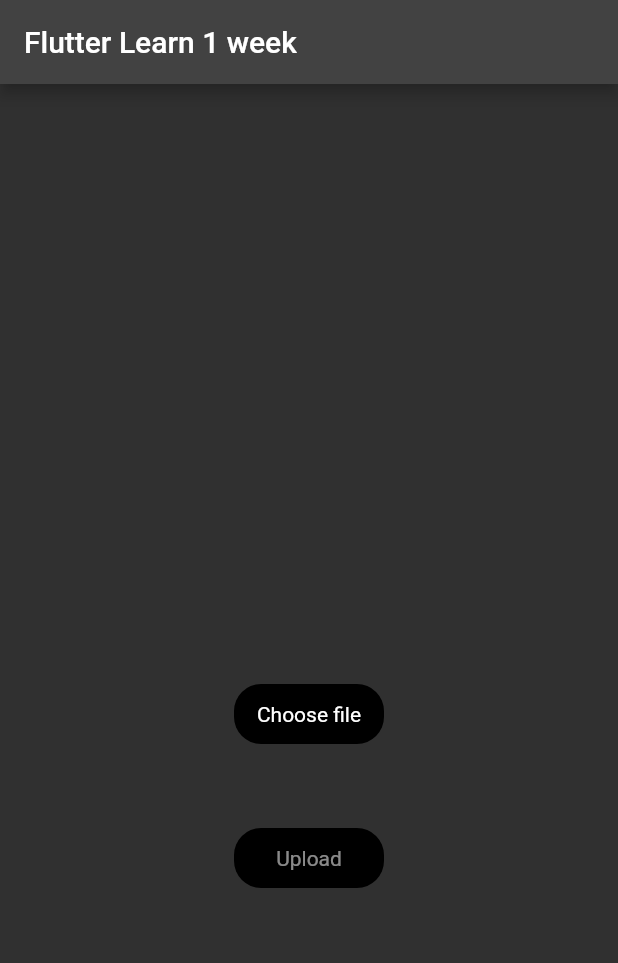
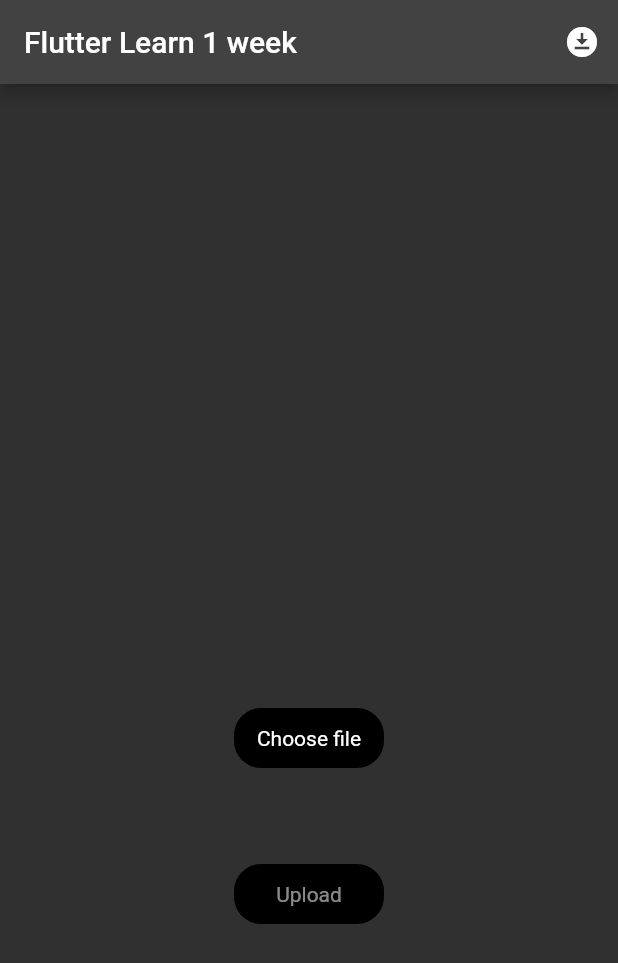
Before and after one commit to PhamVanHaoQuang/flutter_media, a Flutter app: the screen it shows after launch, on a phone screen of 412 x 824 dp. Shown: the top 963 px of the screen. Run offline on Flutter 3.47's test engine with Material 2 defaults, Android fonts, the phone set to English and light mode, and no system bars; our stand-ins replace bloc, chewie, dio, file_picker, firebase_core, firebase_storage and 2 more; accounts and stored records are empty.

Commit message:
flutter --verbose run

```diff
--- a/lib/api/firebase_api.dart
+++ b/lib/api/firebase_api.dart
@@ -8,7 +8,7 @@ class FirebaseApi {
     try {
       final ref = FirebaseStorage.instance.ref(destination);
       return ref.putFile(file);
-    } on FirebaseException catch (e) {
+    } on FirebaseException catch (e, s) {
       print(e);
       return null;
     }
--- a/lib/bloc/file_picker_bloc.dart
+++ b/lib/bloc/file_picker_bloc.dart
@@ -6,8 +6,6 @@ part 'file_picker_state.dart';
 
 class FilePickerBloc extends Bloc<FilePickerEvent, FilePickerState> {
   FilePickerBloc() : super(FilePickerInitial()) {
-    on<FilePickerEvent>((event, emit) {
-      // TODO: implement event handler
-    });
+    on<FilePickerEvent>((event, emit) {});
   }
 }
--- a/lib/file_picker_screen.dart
+++ /dev/null
@@ -1,208 +0,0 @@
-import 'dart:io';
-
-import 'package:file_picker/file_picker.dart';
-import 'package:firebase_storage/firebase_storage.dart';
-import 'package:flutter/material.dart';
-import 'package:flutter_learn/api/firebase_api.dart';
-import 'package:flutter_learn/video_items.dart';
-
-class FilePickerScreen extends StatefulWidget {
-  const FilePickerScreen({Key? key}) : super(key: key);
-
-  @override
-  State<FilePickerScreen> createState() => _FilePickerScreenState();
-}
-
-class _FilePickerScreenState extends State<FilePickerScreen> {
-  PlatformFile? pickerFile;
-  UploadTask? uploadTask;
-  bool isUploadDone = false;
-
-  late Future<ListResult> futureFile;
-  @override
-  void initState() {
-    super.initState();
-    futureFile = FirebaseStorage.instance.ref('/files').list();
-  }
-
-  Future selectFile() async {
-    final result = await FilePicker.platform.pickFiles();
-    if (result == null) return;
-    setState(() {
-      pickerFile = result.files.first;
-    });
-  }
-
-  Future uploadFile() async {
-    final destination = 'files/${pickerFile!.name}';
-    final file = File(pickerFile!.path!);
-    //final ref = FirebaseStorage.instance.ref().child(destination);
-
-    var ref = FirebaseApi.uploadFile(destination, file);
-    setState(() {
-      uploadTask = ref;
-    });
-
-    final snapshot = await uploadTask!;
-
-    setState(() {
-      isUploadDone = true;
-    });
-
-    final urlDownload = await snapshot.ref.getDownloadURL();
-    print('Quang File: $urlDownload');
-
-    setState(() {
-      uploadTask = null;
-    });
-  }
-
-  Future deleteFile() async {
-    setState(() {
-      pickerFile = null;
-      isUploadDone = false;
-    });
-  }
-
-  // Future downloadFile(Reference ref) async {
-  //   final urlDownload = await ref.getDownloadURL();
-
-  //   ///Visible User Gallery
-  //   final dir = await getApplicationDocumentsDirectory();
-  //   final file = File('${dir.path}/${ref.name}');
-  //   await ref.writeToFile(file);
-  // }
-
-  @override
-  Widget build(BuildContext context) {
-    final size = MediaQuery.of(context).size;
-
-    return Column(
-      mainAxisAlignment: MainAxisAlignment.start,
-      children: [
-        (pickerFile != null)
-            ? SizedBox(
-                width: size.width,
-                height: 400,
-                child: Container(
-                  color: Colors.white10,
-                  child: Center(
-                      child: (pickerFile!.name.contains('.jpg') ||
-                              pickerFile!.name.contains('.png'))
-                          ? Image.file(
-                              File(pickerFile!.path!),
-                              width: double.infinity,
-                            )
-                          : VideoItem(
-                              file: File(pickerFile!.path!),
-                              autoplay: true,
-                              looping: false,
-                            )),
-                ))
-            : const SizedBox(
-                height: 400,
-              ),
-
-        // const SizedBox(
-        //   height: 32,
-        // ),
-        InkWell(
-          onTap: () => selectFile(),
-          child: Container(
-            height: 40,
-            width: 100,
-            decoration: BoxDecoration(
-                color: Colors.black, borderRadius: BorderRadius.circular(18)),
-            child: const Center(
-              child: Text(
-                'Choose file',
-                textAlign: TextAlign.center,
-                style: TextStyle(color: Colors.white),
-              ),
-            ),
-          ),
-        ),
-        (pickerFile != null)
-            ? (Row(
-                mainAxisAlignment: MainAxisAlignment.center,
-                children: [
-                  Text(
-                    pickerFile!.name,
-                    style: const TextStyle(
-                        fontWeight: FontWeight.bold, fontSize: 14),
-                  ),
-                  IconButton(
-                    onPressed: () {
-                      deleteFile();
-                    },
-                    icon: const Icon(
-                      Icons.cancel_outlined,
-                    ),
-                  )
-                ],
-              ))
-            : const SizedBox(
-                height: 48,
-              ),
-        const SizedBox(
-          height: 8,
-        ),
-        InkWell(
-            onTap: () {
-              (pickerFile != null) ? uploadFile() : null;
-            },
-            child: Container(
-              decoration: BoxDecoration(
-                color: Colors.black,
-                borderRadius: BorderRadius.circular(18),
-              ),
-              height: 40,
-              width: 100,
-              child: Center(
-                child: Text(
-                  (isUploadDone == false)
-                      ? ((uploadTask == null) ? 'Upload ' : 'Uploading')
-                      : 'Uploaded',
-                  textAlign: TextAlign.center,
-                  style: TextStyle(
-                      color:
-                          (pickerFile != null) ? Colors.white : Colors.white54),
-                ),
-              ),
-            )),
-        Padding(
-          padding: const EdgeInsets.only(bottom: 0),
-          child: buildProgress(),
-        ),
-      ],
-    );
-  }
-
-  Widget buildProgress() {
-    return StreamBuilder<TaskSnapshot>(
-        stream: uploadTask?.snapshotEvents,
-        builder: (context, snapshot) {
-          // if (snapshot.hasData) {
-          if (uploadTask != null && snapshot.hasData) {
-            final data = snapshot.data!;
-
-            //   uploadTask.whenComplete(() => null);
-            double progress = data.bytesTransferred / data.totalBytes;
-            final percentage = (progress * 100).toStringAsFixed(2);
-            return Center(
-              child: Text(
-                '$percentage %',
-                style: const TextStyle(
-                    color: Colors.black,
-                    fontSize: 20,
-                    fontWeight: FontWeight.bold),
-              ),
-            );
-          } else {
-            return const SizedBox(
-              height: 8,
-            );
-          }
-        });
-  }
-}
--- a/lib/main.dart
+++ b/lib/main.dart
@@ -1,6 +1,11 @@
 import 'package:firebase_core/firebase_core.dart';
 import 'package:flutter/material.dart';
-import 'file_picker_screen.dart';
+import 'package:flutter/services.dart';
+import 'package:flutter_learn/presentation/download_screen.dart';
+import 'presentation/file_picker_screen.dart';
+
+MethodChannel platFormChannel = const  MethodChannel('save_file');
+
 
 void main() async {
   WidgetsFlutterBinding.ensureInitialized();
@@ -15,8 +20,14 @@ class MyApp extends StatelessWidget {
   @override
   Widget build(BuildContext context) {
     return MaterialApp(
+      debugShowCheckedModeBanner: false,
       title: 'Flutter Demo',
       theme: ThemeData.dark(),
+      initialRoute: '/',
+      routes: {
+        //  '/': (context) => const MyHomePage(title: 'Flutter Learn 1 week'),
+        '/download': (context) => const DownloadScreen()
+      },
       home: const MyHomePage(title: 'Flutter Learn 1 week'),
     );
   }
@@ -32,13 +43,27 @@ class MyHomePage extends StatefulWidget {
 class _MyHomePageState extends State<MyHomePage> {
   @override
   Widget build(BuildContext context) {
-    final orientation = MediaQuery.of(context).orientation;
+    //final orientation = MediaQuery.of(context).orientation;
     return Scaffold(
       appBar: AppBar(
         title: Text(widget.title),
+        actions: [
+          InkWell(
+            onTap: () {
+              Navigator.pushNamed(context, '/download');
+            },
+            child: const Padding(
+              padding: EdgeInsets.only(right: 12.0),
+              child: Icon(Icons.download_for_offline_sharp),
+            ),
+          )
+        ],
       ),
-      body: const Center(
-        child: FilePickerScreen(),
+      body: const SingleChildScrollView(
+        // physics: NeverScrollableScrollPhysics(),
+        child: Center(
+          child: FilePickerScreen(),
+        ),
       ),
     );
   }
--- /dev/null
+++ b/lib/presentation/file_picker_screen.dart
@@ -0,0 +1,242 @@
+import 'dart:io';
+import 'package:file_picker/file_picker.dart';
+import 'package:firebase_storage/firebase_storage.dart';
+import 'package:flutter/material.dart';
+import 'package:flutter_learn/api/firebase_api.dart';
+import 'package:flutter_learn/video_items.dart';
+
+class FilePickerScreen extends StatefulWidget {
+  const FilePickerScreen({Key? key}) : super(key: key);
+
+  @override
+  State<FilePickerScreen> createState() => _FilePickerScreenState();
+}
+
+class _FilePickerScreenState extends State<FilePickerScreen> {
+  PlatformFile? pickerFile;
+  UploadTask? uploadTask;
+  bool isUploadDone = false;
+
+  late final TextEditingController myController;
+
+  late Future<ListResult> futureFile;
+  @override
+  void initState() {
+    super.initState();
+    myController = TextEditingController();
+    futureFile = FirebaseStorage.instance.ref('/files').list();
+  }
+
+  Future selectFile() async {
+    final result = await FilePicker.platform.pickFiles();
+    if (result == null) return;
+    setState(() {
+      pickerFile = result.files.first;
+      if (pickerFile?.name != null) {
+        myController.text =
+            pickerFile!.name.substring(0, pickerFile!.name.indexOf('.'));
+      }
+    });
+  }
+
+  Future uploadFile() async {
+    final file = File(pickerFile!.path!);
+    String name = pickerFile!.name;
+    String newName =
+        myController.text + '.' + pickerFile!.name.split(RegExp(r"(\.+)")).last;
+    final firestoragePath = 'files/$newName';
+
+    //File newFile = await file.rename(file.path.replaceAll(name, newName));
+
+    try {
+      // File newFile =
+      //     await file.rename(pickerFile!.path!.replaceAll(name, newName));
+      File newFile = await file.rename(file.path.replaceAll(name, newName));
+
+      var ref = FirebaseApi.uploadFile(firestoragePath, newFile);
+      setState(() {
+        uploadTask = ref;
+      });
+
+      final snapshot = await uploadTask!;
+      setState(() {
+        isUploadDone = true;
+      });
+
+      final urlDownload = await snapshot.ref.getDownloadURL();
+      print('Quang File: $urlDownload');
+
+      setState(() {
+        uploadTask = null;
+      });
+    } catch (e, s) {
+      print(e);
+      print(s);
+    }
+  }
+
+  Future deleteFile() async {
+    setState(() {
+      pickerFile = null;
+      isUploadDone = false;
+    });
+  }
+
+  @override
+  void dispose() {
+    myController.dispose();
+    super.dispose();
+  }
+
+  @override
+  Widget build(BuildContext context) {
+    final size = MediaQuery.of(context).size;
+    return Column(
+      mainAxisAlignment: MainAxisAlignment.start,
+      children: [
+        (pickerFile != null)
+            ? SizedBox(
+                width: size.width,
+                height: 400,
+                child: Container(
+                  color: Colors.white10,
+                  child: Center(
+                    child: (pickerFile!.name.contains('.jpg') ||
+                            pickerFile!.name.contains('.png'))
+                        ? Image.file(
+                            File(pickerFile!.path!),
+                            width: double.infinity,
+                          )
+                        : VideoItem(
+                            file: File(pickerFile!.path!),
+                            autoplay: true,
+                            looping: false,
+                          ),
+                  ),
+                ),
+              )
+            : const SizedBox(
+                height: 400,
+              ),
+        const SizedBox(
+          height: 16,
+        ),
+        InkWell(
+          onTap: () => selectFile(),
+          child: Container(
+            height: 40,
+            width: 100,
+            decoration: BoxDecoration(
+                color: Colors.black, borderRadius: BorderRadius.circular(18)),
+            child: const Center(
+              child: Text(
+                'Choose file',
+                textAlign: TextAlign.center,
+                style: TextStyle(color: Colors.white),
+              ),
+            ),
+          ),
+        ),
+        (pickerFile != null)
+            ? (Row(
+                mainAxisAlignment: MainAxisAlignment.center,
+                children: [
+                  const SizedBox(
+                    width: 16,
+                  ),
+                  Flexible(
+                    fit: FlexFit.loose,
+                    flex: 24,
+                    child: TextField(
+                      controller: myController,
+                      maxLines: 1,
+                      style: const TextStyle(fontSize: 16),
+                      decoration: const InputDecoration(
+                          focusedBorder: UnderlineInputBorder(
+                              borderSide: BorderSide(
+                                  color: Colors.white70,
+                                  style: BorderStyle.solid))),
+                      onTap: () => myController.selection = TextSelection(
+                          baseOffset: 0,
+                          extentOffset: myController.value.text.length),
+                    ),
+                  ),
+                  Text(
+                    '.' + pickerFile!.name.split(RegExp(r"(\.+)")).last,
+                    style: const TextStyle(fontSize: 16),
+                  ),
+                  // Text(extension),
+                  IconButton(
+                    onPressed: () {
+                      deleteFile();
+                    },
+                    icon: const Icon(
+                      Icons.cancel_outlined,
+                    ),
+                  )
+                ],
+              ))
+            : const SizedBox(
+                height: 48,
+              ),
+        const SizedBox(
+          height: 16,
+        ),
+        InkWell(
+            onTap: () {
+              (pickerFile != null) ? uploadFile() : null;
+            },
+            child: Container(
+              decoration: BoxDecoration(
+                color: Colors.black,
+                borderRadius: BorderRadius.circular(18),
+              ),
+              height: 40,
+              width: 100,
+              child: Center(
+                child: Text(
+                  (isUploadDone == false)
+                      ? ((uploadTask == null) ? 'Upload ' : 'Uploading')
+                      : 'Uploaded',
+                  textAlign: TextAlign.center,
+                  style: TextStyle(
+                    color: (pickerFile != null) ? Colors.white : Colors.white54,
+                  ),
+                ),
+              ),
+            )),
+        Padding(
+          padding: const EdgeInsets.only(bottom: 0),
+          child: buildProgress(),
+        ),
+      ],
+    );
+  }
+
+  Widget buildProgress() {
+    return StreamBuilder<TaskSnapshot>(
+      stream: uploadTask?.snapshotEvents,
+      builder: (context, snapshot) {
+        // if (snapshot.hasData) {
+        if (uploadTask != null && snapshot.hasData) {
+          final data = snapshot.data!;
+          double progress = data.bytesTransferred / data.totalBytes;
+          final percentage = (progress * 100).toStringAsFixed(2);
+          return Center(
+            child: Text(
+              '$percentage %',
+              style: const TextStyle(
+                  color: Colors.black,
+                  fontSize: 20,
+                  fontWeight: FontWeight.bold),
+            ),
+          );
+        } else {
+          return const SizedBox(
+            height: 8,
+          );
+        }
+      },
+    );
+  }
+}
--- a/pubspec.yaml
+++ b/pubspec.yaml
@@ -15,7 +15,7 @@ publish_to: "none" # Remove this line if you wish to publish to pub.dev
 # In iOS, build-name is used as CFBundleShortVersionString while build-number used as CFBundleVersion.
 # Read more about iOS versioning at
 # https://developer.apple.com/library/archive/documentation/General/Reference/InfoPlistKeyReference/Articles/CoreFoundationKeys.html
-version: 1.0.0+1
+version: 2.0.0+1
 
 environment:
   sdk: ">=2.16.2 <3.0.0"
```
Also changed, not shown: lib/presentation/download_screen.dart (added, +147 -0 lines), 3 other files.
